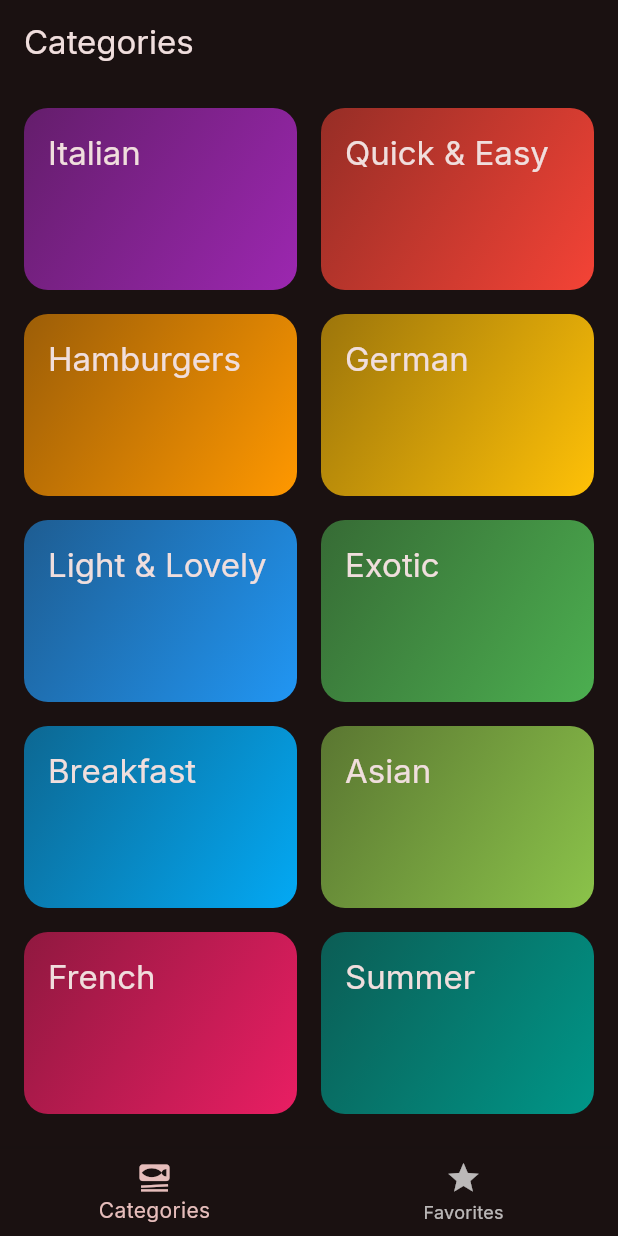
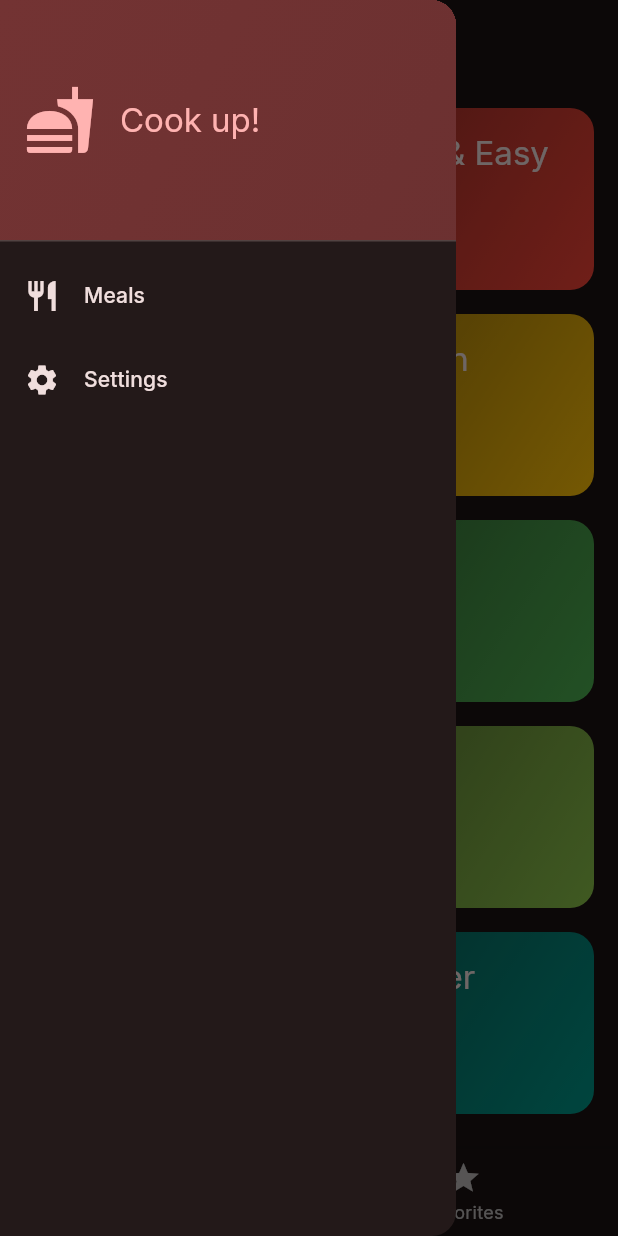
Before and after one commit to M9heb/meals, a Flutter app: the screen it shows after launch, with the side drawer open (before the commit the screen has no drawer), on a phone screen of 412 x 824 dp. Run offline on Flutter 3.47's test engine with Material 3 defaults, Android fonts, the phone set to English and light mode, and no system bars; our stand-ins replace google_fonts, transparent_image.

Commit message:
Adds the drawer in the application

```diff
--- a/lib/screens/tabs.dart
+++ b/lib/screens/tabs.dart
@@ -2,6 +2,7 @@ import 'package:flutter/material.dart';
 import 'package:test_app/models/meal.dart';
 import 'package:test_app/screens/categories.dart';
 import 'package:test_app/screens/meals.dart';
+import 'package:test_app/widgets/main_drawer.dart';
 
 class TabsScreen extends StatefulWidget {
   const TabsScreen({super.key});
@@ -16,7 +17,7 @@ class _TabsScreenState extends State<TabsScreen> {
   int _selectedPageIndex = 0;
   final List<Meal> _favoriteMeals = [];
 
-  void _showInfoMessage(String message, Meal) {
+  void _showInfoMessage(String message) {
     ScaffoldMessenger.of(context).clearSnackBars();
     ScaffoldMessenger.of(context).showSnackBar(SnackBar(
       content: Text(message),
@@ -58,6 +59,7 @@ class _TabsScreenState extends State<TabsScreen> {
       appBar: AppBar(
         title: Text(activeScreenTitle),
       ),
+      drawer: MainDrawer(),
       body: activeScreen,
       bottomNavigationBar: BottomNavigationBar(
           currentIndex: _selectedPageIndex,
--- /dev/null
+++ b/lib/widgets/main_drawer.dart
@@ -0,0 +1,71 @@
+import 'package:flutter/material.dart';
+
+class MainDrawer extends StatelessWidget {
+  @override
+  Widget build(BuildContext context) {
+    return Drawer(
+      child: Column(
+        children: [
+          DrawerHeader(
+            padding: EdgeInsets.all(16),
+            decoration: BoxDecoration(
+              gradient: LinearGradient(
+                colors: [
+                  Theme.of(context).colorScheme.primaryContainer,
+                  Theme.of(context).colorScheme.primaryContainer.withAlpha(232),
+                ],
+                begin: Alignment.topLeft,
+                end: Alignment.bottomRight,
+              ),
+            ),
+            child: Row(
+              spacing: 16,
+              children: [
+                Icon(
+                  Icons.fastfood,
+                  size: 48,
+                  color: Theme.of(context).colorScheme.primary,
+                ),
+                Text(
+                  "Cook up!",
+                  style: Theme.of(context)
+                      .textTheme
+                      .titleLarge!
+                      .copyWith(color: Theme.of(context).colorScheme.primary),
+                )
+              ],
+            ),
+          ),
+          ListTile(
+            leading: Icon(
+              Icons.restaurant,
+              color: Theme.of(context).colorScheme.onSurface,
+            ),
+            title: Text(
+              "Meals",
+              style: Theme.of(context)
+                  .textTheme
+                  .labelLarge!
+                  .copyWith(color: Theme.of(context).colorScheme.onSurface),
+            ),
+            onTap: () {},
+          ),
+          ListTile(
+            leading: Icon(
+              Icons.settings,
+              color: Theme.of(context).colorScheme.onSurface,
+            ),
+            title: Text(
+              "Settings",
+              style: Theme.of(context)
+                  .textTheme
+                  .labelLarge!
+                  .copyWith(color: Theme.of(context).colorScheme.onSurface),
+            ),
+            onTap: () {},
+          )
+        ],
+      ),
+    );
+  }
+}
```
